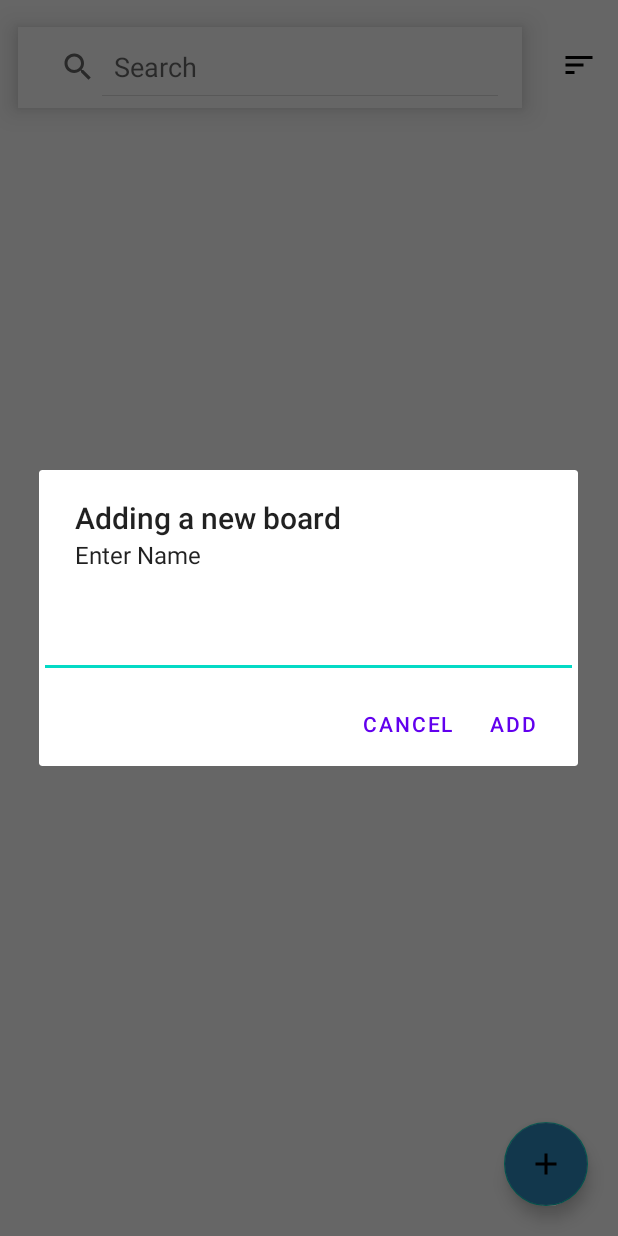
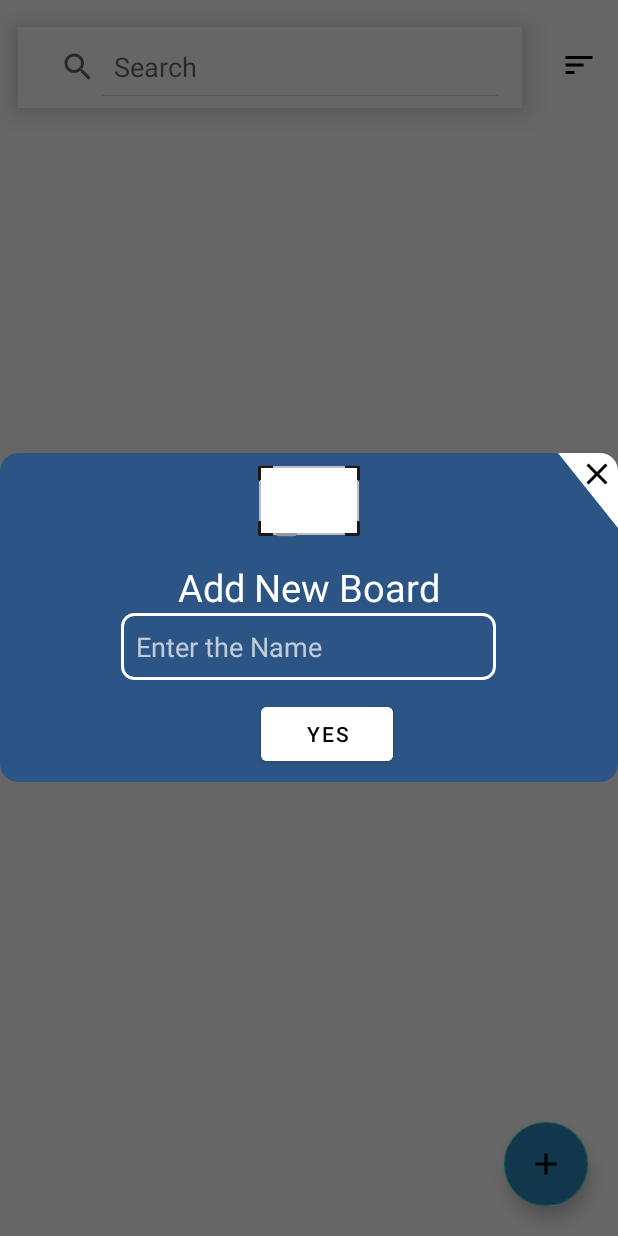
Before and after one commit to rishivarma853/TASK_TECHTOIDS_ANDROID, an Android app: the screen it shows after launch (HomeScreenActivity), after a tap on an icon or button, on a phone screen of 412 x 824 dp. Run offline under Robolectric (Android 15) with nearby library versions, the phone set to English and light mode, and no system bars.

Commit message:
Added custom dialog box

```diff
--- a/NOTA-App/app/src/main/java/ca/lcit22fw/madt/techtoids/android/nota_app/HomeScreenActivity.java
+++ b/NOTA-App/app/src/main/java/ca/lcit22fw/madt/techtoids/android/nota_app/HomeScreenActivity.java
@@ -3,6 +3,7 @@ package ca.lcit22fw.madt.techtoids.android.nota_app;
 import androidx.appcompat.app.AppCompatActivity;
 
 import android.app.AlertDialog;
+import android.app.Dialog;
 import android.content.DialogInterface;
 import android.content.Intent;
 import android.os.Bundle;
@@ -11,6 +12,7 @@ import android.view.View;
 import android.widget.AdapterView;
 import android.widget.EditText;
 import android.widget.GridView;
+import android.widget.ImageView;
 
 import com.google.android.material.floatingactionbutton.FloatingActionButton;
 
@@ -20,6 +22,7 @@ public class HomeScreenActivity extends AppCompatActivity {
 
     GridView simpleGrid;
     FloatingActionButton fltbtnAddNewBoard;
+
     //    int[] whiteboardImg = {R.drawable.whiteboard,R.drawable.whiteboard};
     @Override
     protected void onCreate(Bundle savedInstanceState) {
@@ -43,30 +46,57 @@ public class HomeScreenActivity extends AppCompatActivity {
         fltbtnAddNewBoard.setOnClickListener(new View.OnClickListener() {
             @Override
             public void onClick(View view) {
-                AlertDialog.Builder alert = new AlertDialog.Builder(HomeScreenActivity.this);
-                LayoutInflater inflater = HomeScreenActivity.this.getLayoutInflater();
-
-                alert.setTitle("Adding a new board ");
-                alert.setMessage("Enter Name");
-                 EditText input = new EditText(HomeScreenActivity.this);
-                alert.setView(input);
-
-                alert.setPositiveButton("ADD", new DialogInterface.OnClickListener() {
-                            public void onClick(DialogInterface dialog, int whichButton) {
-                                String value = String.valueOf(input.getText());
-                                // Do something with value!
+                showDialog();
             }
-                }).setNegativeButton("cancel", new DialogInterface.OnClickListener() {
-                            @Override
-                            public void onClick(DialogInterface dialog, int which) {
-                                dialog.dismiss();
+        });
 
     }
-                        })
-                        .create().show();
+//        fltbtnAddNewBoard.setOnClickListener(new View.OnClickListener() {
+//            @Override
+//            public void onClick(View view) {
+//                AlertDialog.Builder alert = new AlertDialog.Builder(HomeScreenActivity.this);
+//                LayoutInflater inflater = HomeScreenActivity.this.getLayoutInflater();
+//
+//                alert.setTitle("Adding a new board ");
+//                alert.setMessage("Enter Name");
+//                 EditText input = new EditText(HomeScreenActivity.this);
+//                alert.setView(input);
+//
+//                alert.setPositiveButton("ADD", new DialogInterface.OnClickListener() {
+//                            public void onClick(DialogInterface dialog, int whichButton) {
+//                                String value = String.valueOf(input.getText());
+//                                // Do something with value!
+//                            }
+//                }).setNegativeButton("cancel", new DialogInterface.OnClickListener() {
+//                            @Override
+//                            public void onClick(DialogInterface dialog, int which) {
+//                                dialog.dismiss();
+//
+//                            }
+//                        })
+//                        .create().show();
+//
+//
+//
+//    }
+//});
+//    }
 
+        private void showDialog () {
+            Dialog dialog = new Dialog(this, R.style.DialogStyle);
+            dialog.setContentView(R.layout.customdialogbox);
 
+            dialog.getWindow().setBackgroundDrawableResource(R.drawable.bg_window);
 
+            ImageView btnClose = dialog.findViewById(R.id.btn_close);
+
+            btnClose.setOnClickListener(new View.OnClickListener() {
+                @Override
+                public void onClick(View view) {
+                    dialog.dismiss();
                 }
             });
-    }}
+
+            dialog.show();
+        }
+    }
--- /dev/null
+++ b/NOTA-App/app/src/main/res/drawable/bg_window.xml
@@ -0,0 +1,7 @@
+<?xml version="1.0" encoding="utf-8"?>
+<shape xmlns:android="http://schemas.android.com/apk/res/android">
+    <gradient android:angle="45"
+        android:startColor="@color/primary_color"
+        android:endColor="@color/primary_color"/>
+    <corners android:radius="12dp"/>
+</shape>
--- /dev/null
+++ b/NOTA-App/app/src/main/res/drawable/clear.xml
@@ -0,0 +1,11 @@
+<?xml version="1.0" encoding="utf-8"?>
+<vector xmlns:android="http://schemas.android.com/apk/res/android"
+    android:width="24dp"
+    android:height="24dp"
+    android:viewportWidth="24"
+    android:viewportHeight="24"
+    android:tint="@color/black">
+    <path
+        android:fillColor="@android:color/white"
+        android:pathData="M19,6.41L17.59,5 12,10.59 6.41,5 5,6.41 10.59,12 5,17.59 6.41,19 12,13.41 17.59,19 19,17.59 13.41,12z"/>
+</vector>
--- /dev/null
+++ b/NOTA-App/app/src/main/res/drawable/corner.xml
@@ -0,0 +1,6 @@
+<?xml version="1.0" encoding="utf-8"?>
+<vector android:autoMirrored="true" android:height="105dp"
+    android:viewportHeight="105" android:viewportWidth="81"
+    android:width="81dp" xmlns:android="http://schemas.android.com/apk/res/android">
+    <path android:fillColor="#fff" android:pathData="M0,0H81V105Z"/>
+</vector>
--- /dev/null
+++ b/NOTA-App/app/src/main/res/drawable/et_style.xml
@@ -0,0 +1,7 @@
+<?xml version="1.0" encoding="utf-8"?>
+<shape xmlns:android="http://schemas.android.com/apk/res/android" android:shape="rectangle">
+    <stroke
+        android:width="2dp"
+        android:color="@color/white" />
+    <corners android:radius="8dp"/>
+</shape>
--- /dev/null
+++ b/NOTA-App/app/src/main/res/layout/customdialogbox.xml
@@ -0,0 +1,94 @@
+<?xml version="1.0" encoding="utf-8"?>
+<RelativeLayout xmlns:android="http://schemas.android.com/apk/res/android"
+    xmlns:tools="http://schemas.android.com/tools"
+    android:layout_width="match_parent"
+    android:layout_height="wrap_content"
+    >
+
+    <RelativeLayout
+        android:layout_width="match_parent"
+        android:layout_height="wrap_content">
+        <View
+            android:layout_width="40dp"
+            android:layout_height="50dp"
+            android:background="@drawable/corner"
+            android:layout_alignParentEnd="true"
+            android:layout_alignParentRight="true" />
+        <ImageView
+            android:id="@+id/btn_close"
+            android:layout_width="24dp"
+            android:layout_height="24dp"
+            android:layout_marginTop="2dp"
+            android:layout_marginEnd="2dp"
+            android:src="@drawable/clear"
+            android:layout_alignParentEnd="true"
+            android:layout_marginRight="2dp"
+            android:layout_alignParentRight="true" />
+        <LinearLayout
+            android:layout_width="match_parent"
+            android:layout_height="wrap_content"
+            android:orientation="vertical">
+            <ImageView
+                android:id="@+id/img_icon"
+                android:layout_width="40dp"
+                android:layout_height="40dp"
+                android:src="@drawable/whiteboard"
+                android:scaleY="2.5"
+                android:scaleX="2.5"
+                android:elevation="8dp"
+                android:layout_gravity="center_horizontal"
+                android:layout_marginTop="12dp"/>
+
+            <TextView
+                android:id="@+id/txttite"
+                android:layout_marginTop="20dp"
+                android:layout_width="wrap_content"
+                android:layout_height="wrap_content"
+                android:layout_gravity="center_horizontal"
+                android:text="Add New Board"
+                android:textColor="@color/white"
+                android:textSize="25sp" />
+            <EditText
+                android:id="@+id/editText"
+                android:layout_width="250dp"
+                android:layout_height="wrap_content"
+                android:background="@drawable/et_style"
+                android:layout_gravity="center"
+                android:hint="Enter the Name"
+                android:padding="10dp" />
+
+            <LinearLayout
+                android:layout_width="match_parent"
+                android:layout_height="wrap_content"
+                android:orientation="horizontal"
+                android:gravity="center_horizontal"
+                android:layout_marginBottom="8dp"
+                android:layout_marginTop="12dp">
+
+                <!--                <Button-->
+                <!--                    android:id="@+id/btn_no"-->
+                <!--                    android:layout_width="wrap_content"-->
+                <!--                    android:layout_height="wrap_content"-->
+                <!--                    android:text="No"-->
+                <!--                    android:textColor="@color/black"-->
+                <!--                    android:backgroundTint="#FF0072D4"/>-->
+
+                <Button
+                    android:id="@+id/btn_yes"
+                    android:layout_width="wrap_content"
+                    android:layout_height="wrap_content"
+                    android:text="Yes"
+                    android:textColorHint="@color/black"
+                    android:backgroundTint="@color/white"
+                    android:layout_marginStart="24dp"
+                    android:layout_marginLeft="24dp"
+                    android:textColor="@color/black"/>
+
+            </LinearLayout>
+
+        </LinearLayout>
+    </RelativeLayout>
+
+
+
+</RelativeLayout>
--- a/NOTA-App/app/src/main/res/values/themes.xml
+++ b/NOTA-App/app/src/main/res/values/themes.xml
@@ -13,4 +13,8 @@
         <item name="android:statusBarColor">@color/primary_color</item>
         <!-- Customize your theme here. -->
     </style>
+    <style name="DialogStyle" parent="Theme.AppCompat.Dialog">
+        <item name="android:windowMinWidthMajor">80%</item>
+        <item name="android:windowMinWidthMinor">80%</item>
+    </style>
 </resources>
```
Lines whose indentation alone changed are shown as unchanged.
